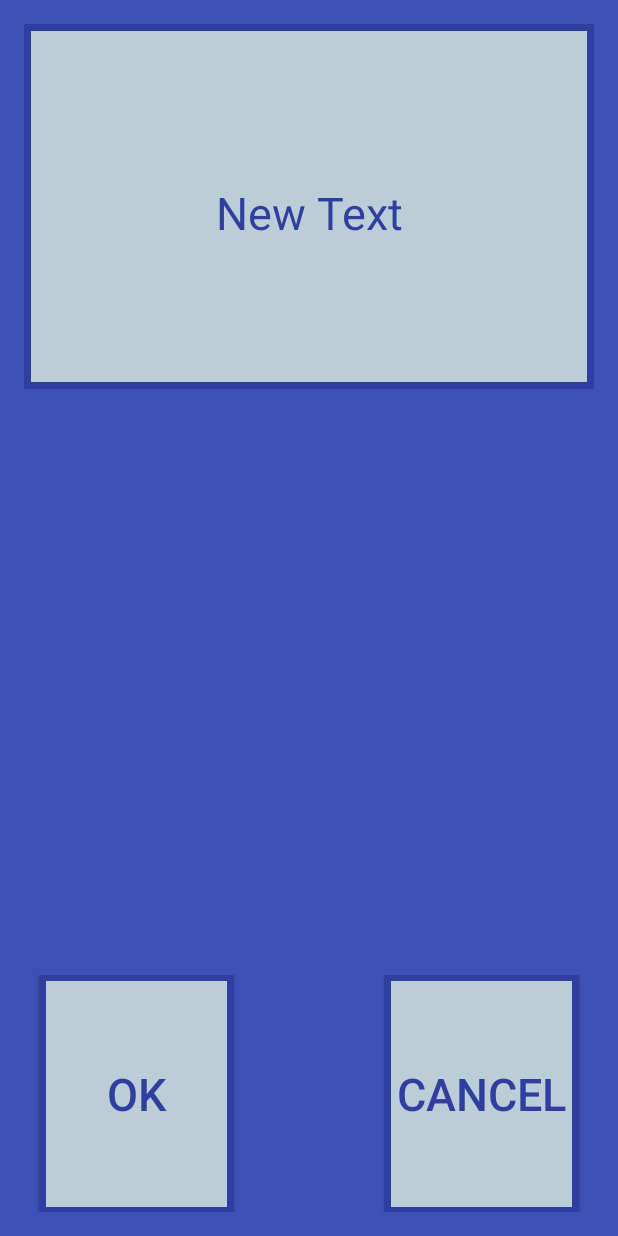
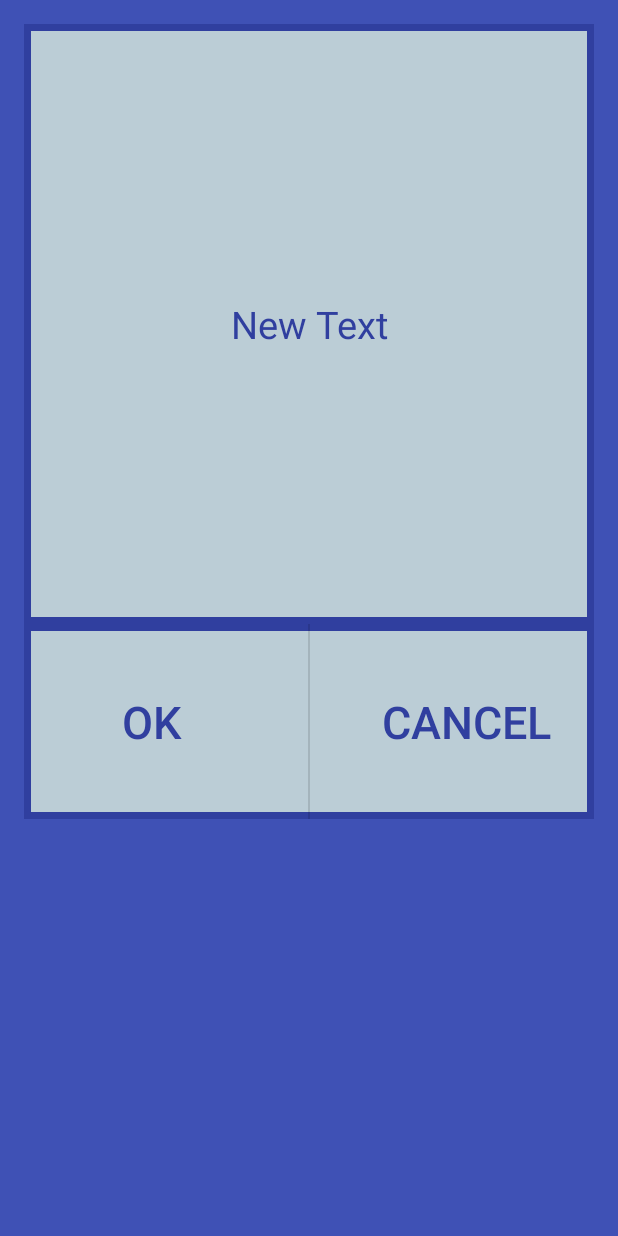
Before and after one commit to thangsea/Totes_Rewards, an Android app: the layout activity_popup.xml on its own in the app's theme, with its tools: preview values and no code run, on a phone screen of 412 x 824 dp. Run offline under Robolectric (Android 15) with nearby library versions, the light colour scheme and no system bars.

Commit message:
Cosmetic changes to activity_popup

```diff
--- a/app/src/main/res/layout/activity_popup.xml
+++ b/app/src/main/res/layout/activity_popup.xml
@@ -1,59 +1,64 @@
 <?xml version="1.0" encoding="utf-8"?>
 
-<FrameLayout xmlns:android="http://schemas.android.com/apk/res/android"
+<LinearLayout xmlns:android="http://schemas.android.com/apk/res/android"
     xmlns:tools="http://schemas.android.com/tools"
     android:layout_width="match_parent"
     android:layout_height="match_parent"
-    android:paddingBottom="@dimen/activity_vertical_margin"
-    android:paddingLeft="@dimen/activity_horizontal_margin"
-    android:paddingRight="@dimen/activity_horizontal_margin"
-    android:paddingTop="@dimen/activity_vertical_margin"
+    android:orientation="vertical"
+    android:padding="@dimen/activity_vertical_margin"
     tools:context=".PopupActivity"
-    android:background="?attr/colorPrimary">
+    android:background="@color/colorPrimary">
 
-    <LinearLayout
+    <FrameLayout
         android:layout_width="match_parent"
-        android:layout_height="243dp"
-        android:layout_gravity="center_horizontal|top"
+        android:layout_height="400dp"
         android:background="@drawable/border">
 
         <TextView
             android:layout_width="match_parent"
-            android:layout_height="252dp"
+            android:layout_height="match_parent"
             android:text="New Text"
             android:id="@+id/resultView"
             android:gravity="center"
-            android:textSize="30sp"
+            android:textSize="25sp"
             android:textColor="@color/colorPrimaryDark"/>
-    </LinearLayout>
+    </FrameLayout>
 
     <FrameLayout
-        android:orientation="horizontal"
         android:layout_width="match_parent"
-        android:layout_height="158dp"
-        android:layout_gravity="center_horizontal|bottom"
-        android:weightSum="1">
+        android:layout_height="130dp"
+        android:weightSum="1"
+        android:background="@drawable/border"
+        style="?android:attr/buttonBarStyle">
 
         <Button
-            android:layout_width="130dp"
-            android:layout_height="160dp"
+            android:layout_width="170dp"
+            android:layout_height="match_parent"
             android:text="@string/cancel"
             android:id="@+id/cancelButton"
-            android:layout_margin="10dp"
             android:textSize="30sp"
+            android:textAlignment="center"
             android:layout_gravity="right|center_vertical"
-            android:background="@drawable/border"
-            android:textColor="@color/colorPrimaryDark"/>
+            android:textColor="@color/colorPrimaryDark"
+            style="?android:attr/buttonBarButtonStyle"/>
 
         <Button
-            android:layout_width="130dp"
-            android:layout_height="160dp"
+            android:layout_width="170dp"
+            android:layout_height="match_parent"
             android:text="@string/ok"
             android:id="@+id/okButton"
-            android:layout_margin="10dp"
             android:textSize="30sp"
+            android:textAlignment="center"
             android:layout_gravity="left|center_vertical"
-            android:background="@drawable/border"
-            android:textColor="@color/colorPrimaryDark"/>
+            android:textColor="@color/colorPrimaryDark"
+            style="?android:attr/buttonBarButtonStyle" />
+
+        <View
+            android:layout_width="1dip"
+            android:layout_height="match_parent"
+            android:layout_marginLeft="1dip"
+            android:layout_marginRight="1dip"
+            android:background="?android:attr/dividerHorizontal"
+            android:layout_gravity="center" />
     </FrameLayout>
-</FrameLayout>
+</LinearLayout>
--- a/app/src/main/res/layout/content_main.xml
+++ b/app/src/main/res/layout/content_main.xml
@@ -27,17 +27,11 @@
             android:text="@string/scan"
             android:id="@+id/scanButton"
             android:textSize="30sp"
+            android:textAlignment="center"
             android:onClick="openScan"
             style="?android:attr/buttonBarButtonStyle"
             android:layout_gravity="left|center_vertical"
             android:textColor="@color/colorPrimaryDark"/>
-
-        <View
-            android:layout_width="match_parent"
-            android:layout_height="1dip"
-            android:layout_marginLeft="4dip"
-            android:layout_marginRight="4dip"
-            android:background="?android:attr/dividerHorizontal"/>
 
         <Button
             android:layout_width="170dp"
@@ -45,10 +39,19 @@
             android:text="@string/Totes"
             android:id="@+id/rewardButton"
             android:textSize="30sp"
+            android:textAlignment="center"
             android:onClick="openReward"
             style="?android:attr/buttonBarButtonStyle"
             android:layout_gravity="right|center_vertical"
             android:textColor="@color/colorPrimaryDark"/>
+
+        <View
+            android:layout_width="1dip"
+            android:layout_height="match_parent"
+            android:layout_marginLeft="1dip"
+            android:layout_marginRight="1dip"
+            android:background="?android:attr/dividerHorizontal"
+            android:layout_gravity="center" />
 
         <View
             android:layout_width="match_parent"
@@ -56,6 +59,7 @@
             android:layout_marginLeft="4dip"
             android:layout_marginRight="4dip"
             android:background="?android:attr/dividerVertical"/>
+
     </FrameLayout>
 
     <FrameLayout
```
